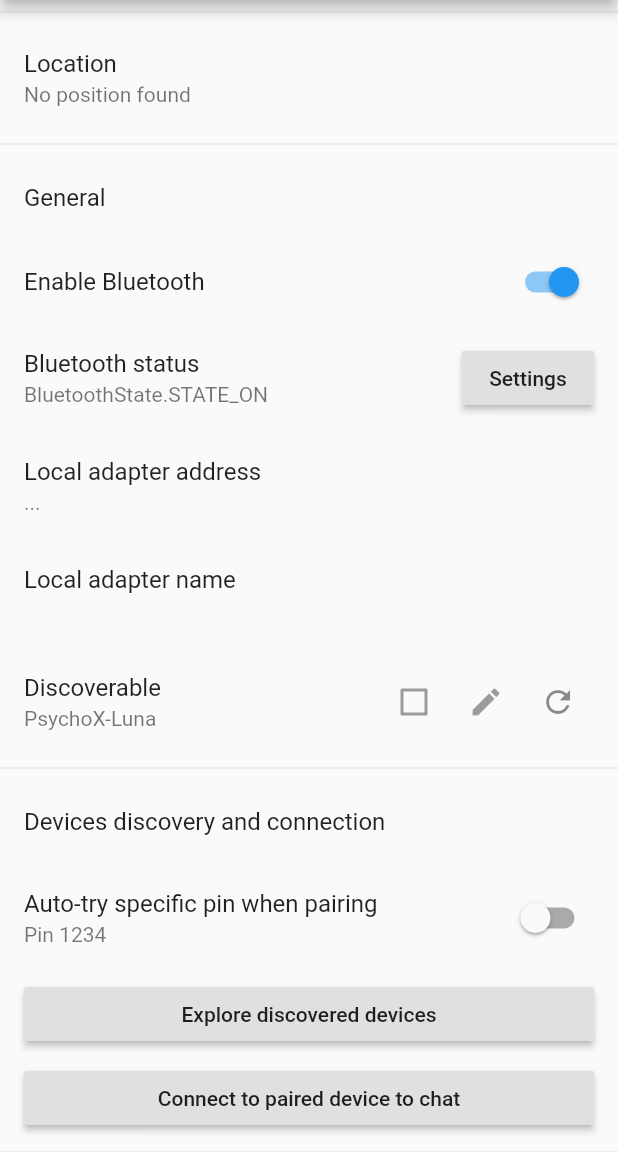
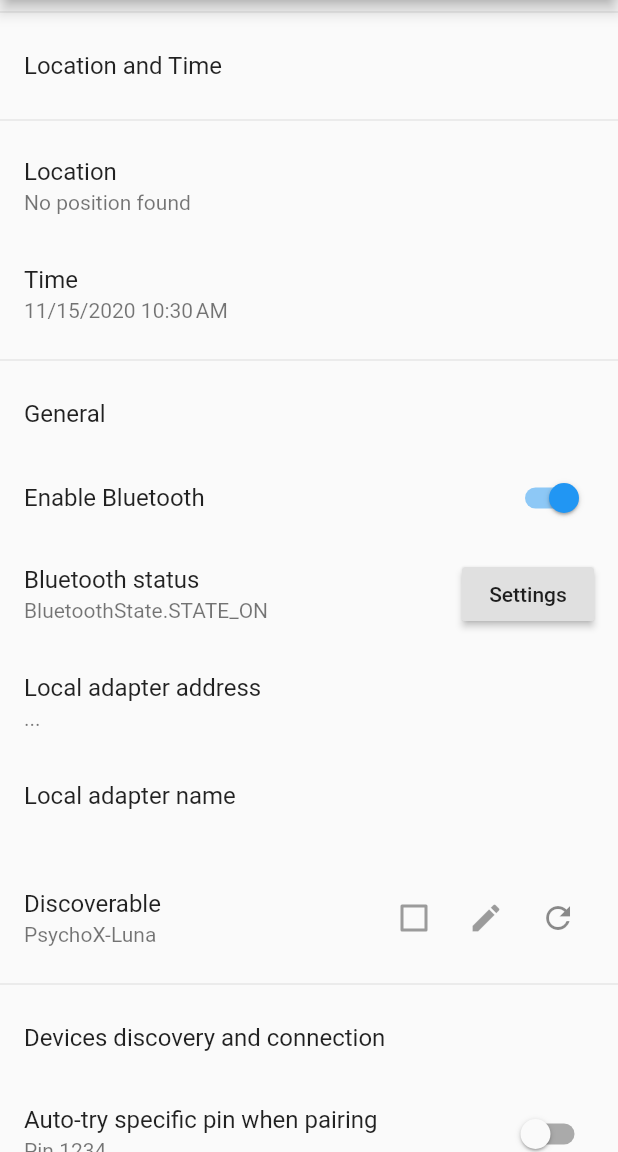
Before and after one commit to fauzanafism/air_monitoring_flutter, a Flutter app: the screen it shows after launch, on a phone screen of 412 x 824 dp, the part 84-1236 px from its top. Run offline on Flutter 3.47's test engine with Material 2 defaults, Android fonts, the phone set to English and light mode, and no system bars; our stand-ins replace flutter_bluetooth_serial, geolocator; statements that could not run were skipped.

Commit message:
added currentTime

```diff
--- a/lib/MainPage.dart
+++ b/lib/MainPage.dart
@@ -3,6 +3,7 @@ import 'package:flutter/material.dart';
 import 'package:flutter_bluetooth_serial/flutter_bluetooth_serial.dart';
 import 'package:scoped_model/scoped_model.dart';
 import 'package:geolocator/geolocator.dart';
+import 'package:intl/intl.dart';
 
 import './DiscoveryPage.dart';
 import './SelectBondedDevicePage.dart';
@@ -21,6 +22,8 @@ class _MainPage extends State<MainPage> {
   BluetoothState _bluetoothState = BluetoothState.UNKNOWN;
 
   final Geolocator geolocator = Geolocator()..forceAndroidLocationManager;
+
+  dynamic currentTime = DateFormat.yMd().add_jm().format(DateTime.now());
 
   Position _currentPosition;
   String _currentAddress;
@@ -132,6 +135,10 @@ class _MainPage extends State<MainPage> {
           children: <Widget>[
             Divider(),
             ListTile(
+              title: const Text('Location and Time'),
+            ),
+            Divider(),
+            ListTile(
                 title: const Text('Location'),
                 subtitle: _currentPosition == null && _currentAddress == null
                     ? const Text('No position found')
@@ -139,6 +146,10 @@ class _MainPage extends State<MainPage> {
                     ", LON: ${_currentPosition.longitude}"
                     ", ALT: ${_currentPosition.altitude}"
                 )
+            ),
+            ListTile(
+              title: const Text('Time'),
+              subtitle: Text(currentTime),
             ),
             Divider(),
             ListTile(title: const Text('General')),
```
Also changed, not shown: 1 other file.
